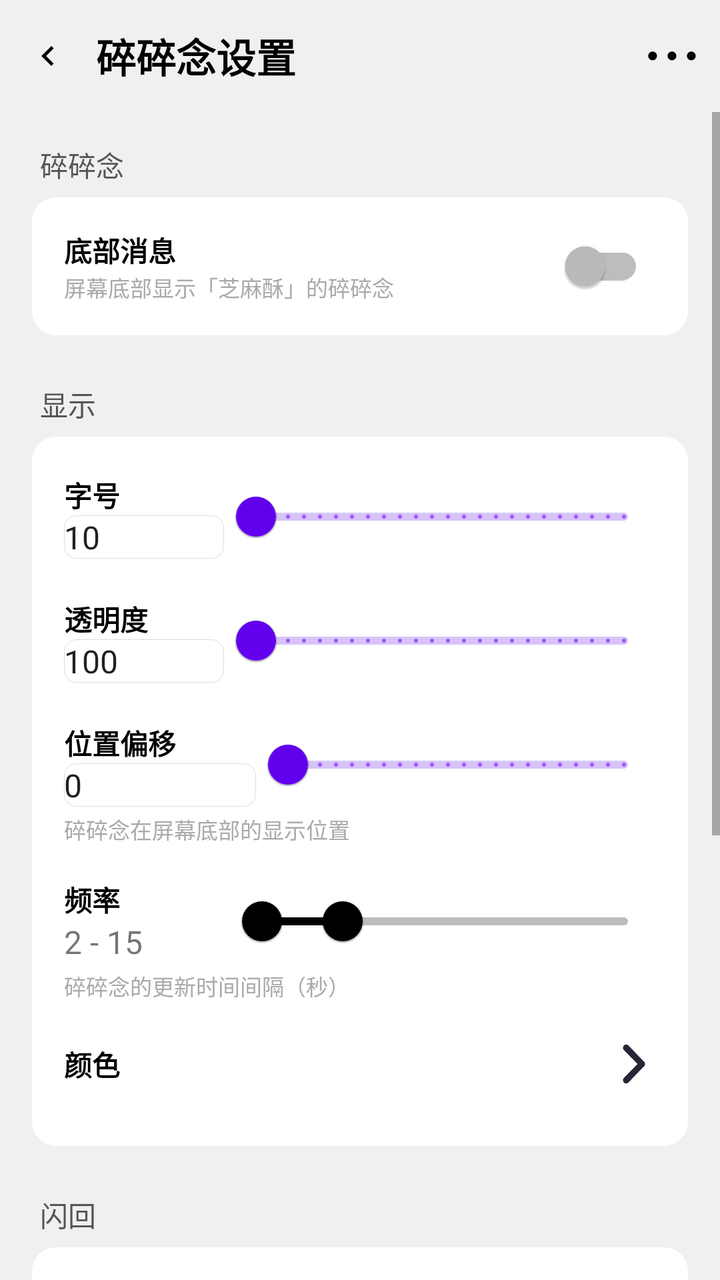
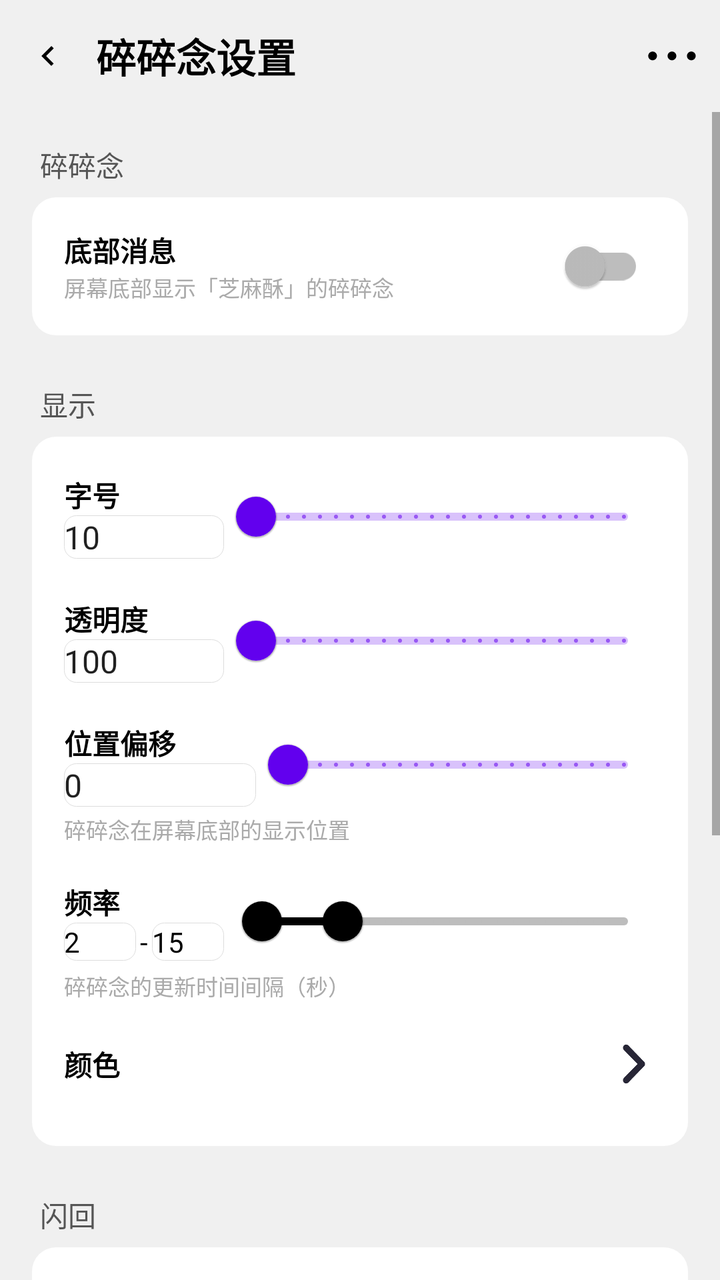

Compare the two renders of this Android layout. The source of the first and the diff that turns it into the second are given below.
<!-- AndroidManifest.xml: activity theme Theme.CakePet.FullscreenTitle -->
<!-- res/layout/activity_thinking_settings.xml -->
<?xml version="1.0" encoding="utf-8"?>
<LinearLayout xmlns:android="http://schemas.android.com/apk/res/android"
    xmlns:app="http://schemas.android.com/apk/res-auto"
    android:layout_width="match_parent"
    android:layout_height="match_parent"
    android:orientation="vertical"
    android:background="@color/cp_bg"
    android:focusableInTouchMode="true"
    android:descendantFocusability="afterDescendants">

    
    <View android:id="@+id/status_bar_spacer"
        android:layout_width="match_parent"
        android:layout_height="0dp"
        android:background="@color/cp_status_bar" />

    
    <LinearLayout android:id="@+id/title_bar"
        android:layout_width="match_parent"
        android:layout_height="?attr/actionBarSize"
        android:minHeight="?attr/actionBarSize"
        android:orientation="horizontal"
        android:gravity="center_vertical"
        android:background="@color/cp_bg">

        <ImageView android:id="@+id/iv_back"
            android:layout_width="48dp"
            android:layout_height="48dp"
            android:scaleType="fitCenter"
            app:srcCompat="@drawable/ic_back"
            app:tint="@color/cp_title"
            android:padding="14dp"
            android:layout_gravity="center_vertical"
            android:contentDescription="返回"/>

        <TextView android:layout_width="wrap_content"
            android:layout_height="wrap_content"
            android:text="碎碎念设置"
            android:textSize="20dp"
            android:textStyle="bold"
            android:textColor="@color/cp_title"/>
        <View android:layout_width="0dp" android:layout_height="0dp" android:layout_weight="1"/>
        <ImageView android:id="@+id/btn_more"
            android:layout_width="48dp" android:layout_height="48dp"
            android:scaleType="fitCenter"
            app:srcCompat="@drawable/ic_more"
            app:tint="@color/cp_title"
            android:padding="12dp"
            android:layout_gravity="center_vertical"
            android:contentDescription="更多"
            android:background="?attr/selectableItemBackgroundBorderless"
            android:clickable="true" android:focusable="true"/>
    </LinearLayout>

    <ScrollView
        android:layout_width="match_parent"
        android:layout_height="match_parent"
        android:clipToPadding="false">
        <LinearLayout
            android:layout_width="match_parent"
            android:layout_height="wrap_content"
            android:orientation="vertical"
            android:padding="16dp">

            
            <TextView android:layout_width="wrap_content" android:layout_height="wrap_content"
                android:text="碎碎念" android:textSize="14dp" android:textColor="@color/cp_sub"
                android:layout_marginStart="4dp" android:layout_marginBottom="6dp"/>
            <LinearLayout android:layout_width="match_parent" android:layout_height="wrap_content"
                android:orientation="vertical" android:background="@drawable/card_bg"
                android:padding="16dp">
                <LinearLayout style="@style/SettingsSwitchRow" android:layout_marginBottom="0dp">
                    <LinearLayout style="@style/SettingsSwitchTexts">
                        <TextView android:layout_width="match_parent" android:layout_height="wrap_content"
                            android:text="底部消息" style="@style/SettingsOptionTitle"/>
                        <TextView android:layout_width="match_parent" android:layout_height="wrap_content"
                            android:text="屏幕底部显示「芝麻酥」的碎碎念" style="@style/SettingsOptionNote"/>
                    </LinearLayout>
                    <androidx.appcompat.widget.SwitchCompat android:id="@+id/sw_thinking_enabled"
                        android:layout_width="wrap_content" android:layout_height="wrap_content"
                        android:minWidth="0dp" android:minHeight="0dp"
                        android:paddingStart="6dp" android:paddingEnd="6dp"/>
                </LinearLayout>
            </LinearLayout>

            
            <TextView android:layout_width="wrap_content" android:layout_height="wrap_content"
                android:text="显示" android:textSize="14dp" android:textColor="@color/cp_sub"
                android:layout_marginStart="4dp" android:layout_marginTop="24dp" android:layout_marginBottom="6dp"/>
            <LinearLayout android:id="@+id/card_display"
                android:layout_width="match_parent" android:layout_height="wrap_content"
                android:orientation="vertical" android:background="@drawable/card_bg"
                android:padding="16dp">

                
                <LinearLayout android:layout_width="match_parent" android:layout_height="wrap_content"
                    android:orientation="vertical" android:layout_marginBottom="14dp">
                    <LinearLayout android:layout_width="match_parent" android:layout_height="wrap_content"
                        android:orientation="horizontal" android:gravity="center_vertical">
                        <LinearLayout android:layout_width="80dp" android:layout_height="wrap_content"
                            android:orientation="vertical">
                            <TextView android:layout_width="match_parent" android:layout_height="wrap_content"
                                android:text="字号" style="@style/SettingsOptionTitle"/>
                            <EditText android:id="@+id/text_size_value" android:layout_width="match_parent"
                                android:layout_height="wrap_content" android:text="10" android:textSize="16dp"
                                android:background="@drawable/edit_bg" android:inputType="number"
                                android:imeOptions="actionDone" android:importantForAutofill="no" android:singleLine="true"/>
                        </LinearLayout>
                        <com.google.android.material.slider.Slider
                            android:id="@+id/text_size_bar" android:layout_width="0dp"
                            android:layout_height="wrap_content" android:layout_weight="1"
                            android:valueFrom="0.0" android:valueTo="100.0" android:stepSize="1.0"/>
                    </LinearLayout>
                </LinearLayout>

                
                <LinearLayout android:layout_width="match_parent" android:layout_height="wrap_content"
                    android:orientation="vertical" android:layout_marginBottom="14dp">
                    <LinearLayout android:layout_width="match_parent" android:layout_height="wrap_content"
                        android:orientation="horizontal" android:gravity="center_vertical">
                        <LinearLayout android:layout_width="80dp" android:layout_height="wrap_content"
                            android:orientation="vertical">
                            <TextView android:layout_width="match_parent" android:layout_height="wrap_content"
                                android:text="透明度" style="@style/SettingsOptionTitle"/>
                            <EditText android:id="@+id/text_alpha_value" android:layout_width="match_parent"
                                android:layout_height="wrap_content" android:text="100" android:textSize="16dp"
                                android:background="@drawable/edit_bg" android:inputType="number"
                                android:imeOptions="actionDone" android:importantForAutofill="no" android:singleLine="true"/>
                        </LinearLayout>
                        <com.google.android.material.slider.Slider
                            android:id="@+id/text_alpha_bar" android:layout_width="0dp"
                            android:layout_height="wrap_content" android:layout_weight="1"
                            android:valueFrom="0.0" android:valueTo="100.0" android:stepSize="1.0"/>
                    </LinearLayout>
                </LinearLayout>

                
                <LinearLayout android:layout_width="match_parent" android:layout_height="wrap_content"
                    android:orientation="vertical" android:layout_marginBottom="14dp">
                    <LinearLayout android:layout_width="match_parent" android:layout_height="wrap_content"
                        android:orientation="horizontal" android:gravity="center_vertical">
                        <LinearLayout android:layout_width="96dp" android:layout_height="wrap_content"
                            android:orientation="vertical">
                            <TextView android:layout_width="match_parent" android:layout_height="wrap_content"
                                android:text="位置偏移" style="@style/SettingsOptionTitle"/>
                            <EditText android:id="@+id/offset_value" android:layout_width="match_parent"
                                android:layout_height="wrap_content" android:text="0" android:textSize="16dp"
                                android:background="@drawable/edit_bg" android:inputType="number"
                                android:imeOptions="actionDone" android:importantForAutofill="no" android:singleLine="true"/>
                        </LinearLayout>
                        <com.google.android.material.slider.Slider
                            android:id="@+id/offset_bar" android:layout_width="0dp"
                            android:layout_height="wrap_content" android:layout_weight="1"
                            android:valueFrom="0.0" android:valueTo="100.0" android:stepSize="1.0"/>
                    </LinearLayout>
                    <TextView android:layout_width="match_parent" android:layout_height="wrap_content"
                        style="@style/SettingsOptionNote"
                        android:text="碎碎念在屏幕底部的显示位置"/>
                </LinearLayout>

                
                <LinearLayout android:layout_width="match_parent" android:layout_height="wrap_content"
                    android:orientation="vertical" android:layout_marginBottom="14dp">
                    <LinearLayout android:layout_width="match_parent" android:layout_height="wrap_content"
                        android:orientation="horizontal" android:gravity="center_vertical">
                        <LinearLayout android:layout_width="80dp" android:layout_height="wrap_content"
                            android:orientation="vertical">
                            <TextView android:layout_width="match_parent" android:layout_height="wrap_content"
                                android:text="频率" style="@style/SettingsOptionTitle"/>
                            <TextView android:id="@+id/empty_range_value" android:layout_width="match_parent"
                                android:layout_height="wrap_content" android:text="2 - 15" android:textSize="16dp"/>
                        </LinearLayout>
                        <com.google.android.material.slider.RangeSlider
                            android:id="@+id/empty_range"
                            android:layout_width="0dp"
                            android:layout_height="wrap_content"
                            android:layout_weight="1"
                            android:layout_marginTop="0dp"
                            android:stepSize="1.0"
                            android:valueFrom="1.0"
                            android:valueTo="60.0"
                            app:thumbColor="@color/black"
                            app:haloColor="@color/slider_halo"
                            app:trackColorActive="@color/black"
                            app:trackColorInactive="@color/slider_track_inactive"
                            app:tickColorActive="@color/black"
                            app:tickColorInactive="@color/slider_track_inactive"
                            app:values="@array/empty_range_initial"/>
                    </LinearLayout>
                    <TextView android:layout_width="match_parent" android:layout_height="wrap_content"
                        style="@style/SettingsOptionNote"
                        android:text="碎碎念的更新时间间隔（秒）"/>
                </LinearLayout>

                
                <LinearLayout android:id="@+id/row_color"
                    style="@style/SettingsSwitchRow"
                    android:layout_marginTop="4dp">
                    <LinearLayout style="@style/SettingsSwitchTexts">
                        <TextView android:layout_width="match_parent" android:layout_height="wrap_content"
                            android:text="颜色" style="@style/SettingsOptionTitle"/>
                    </LinearLayout>
                    <View android:id="@+id/color_dot"
                        android:layout_width="26dp" android:layout_height="26dp"
                        android:layout_marginEnd="10dp"/>
                    <ImageView android:layout_width="22dp" android:layout_height="22dp"
                        android:src="@drawable/ic_chevron_right"
                        android:layout_marginStart="12dp"/>
                </LinearLayout>
            </LinearLayout>

            
            <TextView android:layout_width="wrap_content" android:layout_height="wrap_content"
                android:text="闪回" android:textSize="14dp" android:textColor="@color/cp_sub"
                android:layout_marginStart="4dp" android:layout_marginTop="24dp" android:layout_marginBottom="6dp"/>
            <LinearLayout android:id="@+id/card_flash"
                android:layout_width="match_parent" android:layout_height="wrap_content"
                android:orientation="vertical" android:background="@drawable/card_bg"
                android:padding="16dp">

                
                <LinearLayout style="@style/SettingsSwitchRow">
                    <LinearLayout style="@style/SettingsSwitchTexts">
                        <TextView android:layout_width="match_parent" android:layout_height="wrap_content"
                            android:text="文字闪现" style="@style/SettingsOptionTitle"/>
                        <TextView android:layout_width="match_parent" android:layout_height="wrap_content"
                            android:text="碎碎念显示前的文字特效" style="@style/SettingsOptionNote"/>
                    </LinearLayout>
                    <androidx.appcompat.widget.SwitchCompat android:id="@+id/sw_flash_in"
                        android:layout_width="wrap_content" android:layout_height="wrap_content"
                        android:minWidth="0dp" android:minHeight="0dp"
                        android:paddingStart="6dp" android:paddingEnd="6dp"/>
                </LinearLayout>

                
                <LinearLayout style="@style/SettingsSwitchRow">
                    <LinearLayout style="@style/SettingsSwitchTexts">
                        <TextView android:layout_width="match_parent" android:layout_height="wrap_content"
                            android:text="文字闪回" style="@style/SettingsOptionTitle"/>
                        <TextView android:layout_width="match_parent" android:layout_height="wrap_content"
                            android:text="碎碎念消失时的文字特效" style="@style/SettingsOptionNote"/>
                    </LinearLayout>
                    <androidx.appcompat.widget.SwitchCompat android:id="@+id/sw_flash_out"
                        android:layout_width="wrap_content" android:layout_height="wrap_content"
                        android:minWidth="0dp" android:minHeight="0dp"
                        android:paddingStart="6dp" android:paddingEnd="6dp"/>
                </LinearLayout>

            </LinearLayout>

            
            <TextView android:layout_width="wrap_content" android:layout_height="wrap_content"
                android:text="背景" android:textSize="14dp" android:textColor="@color/cp_sub"
                android:layout_marginStart="4dp" android:layout_marginTop="24dp" android:layout_marginBottom="6dp"/>
            <LinearLayout android:id="@+id/card_bg"
                android:layout_width="match_parent" android:layout_height="wrap_content"
                android:orientation="vertical" android:background="@drawable/card_bg"
                android:padding="16dp">
                
                <LinearLayout style="@style/SettingsSwitchRow">
                    <LinearLayout style="@style/SettingsSwitchTexts">
                        <TextView android:layout_width="match_parent" android:layout_height="wrap_content"
                            android:text="气泡背景" style="@style/SettingsOptionTitle"/>
                        <TextView android:layout_width="match_parent" android:layout_height="wrap_content"
                            android:text="碎碎念是否显示气泡背景" style="@style/SettingsOptionNote"/>
                    </LinearLayout>
                    <androidx.appcompat.widget.SwitchCompat android:id="@+id/sw_thinking_bg_enabled"
                        android:layout_width="wrap_content" android:layout_height="wrap_content"/>
                </LinearLayout>
                
                <LinearLayout style="@style/SettingsSliderRow">
                    <LinearLayout style="@style/SettingsSwitchTexts">
                        <TextView android:layout_width="match_parent" android:layout_height="wrap_content"
                            android:text="背景透明度" style="@style/SettingsOptionTitle"/>
                    </LinearLayout>
                    <EditText android:id="@+id/edit_thinking_bg_alpha" style="@style/SettingsValueInput"
                        android:inputType="number" android:maxLength="3"/>
                    <com.google.android.material.slider.Slider android:id="@+id/seek_thinking_bg_alpha"
                        style="@style/SettingsSlider"/>
                </LinearLayout>
                
                <LinearLayout android:id="@+id/row_bg_color" style="@style/SettingsSwitchRow">
                    <LinearLayout style="@style/SettingsSwitchTexts">
                        <TextView android:layout_width="match_parent" android:layout_height="wrap_content"
                            android:text="背景颜色" style="@style/SettingsOptionTitle"/>
                    </LinearLayout>
                    <View android:id="@+id/bg_color_dot"
                        android:layout_width="26dp" android:layout_height="26dp"
                        android:layout_marginEnd="10dp"/>
                    <ImageView android:layout_width="22dp" android:layout_height="22dp"
                        android:src="@drawable/ic_chevron_right"
                        android:layout_marginStart="12dp"/>
                </LinearLayout>
            </LinearLayout>
        </LinearLayout>
    </ScrollView>
</LinearLayout>
<!-- resources referenced by this layout -->
<resources>
  <array name="empty_range_initial">
          <item>2.0</item>
          <item>15.0</item>
      </array>
  <color name="black">#FF000000</color>
  <color name="cp_bg">#F0F0F0</color>
  <color name="cp_status_bar">#F0F0F0</color>
  <color name="cp_sub">#555555</color>
  <color name="cp_title">#000000</color>
  <color name="slider_halo">#33000000</color>
  <color name="slider_track_inactive">#FFBDBDBD</color>
  <!-- drawable card_bg (drawable) -->
  <?xml version="1.0" encoding="utf-8"?>
  <shape xmlns:android="http://schemas.android.com/apk/res/android">
      <solid android:color="@color/cp_card_bg" />
      <corners android:radius="12dp" />
  </shape>
  <!-- drawable edit_bg (drawable) -->
  <?xml version="1.0" encoding="utf-8"?>
  <shape xmlns:android="http://schemas.android.com/apk/res/android"
      android:shape="rectangle">
      <solid android:color="@color/cp_card_bg"/>
      <stroke android:width="1px" android:color="@color/cp_subtle"/>
      <corners android:radius="6dp"/>
  </shape>
  <style name="SettingsOptionNote">
          <item name="android:textSize">11dp</item>
          <item name="android:textColor">@color/cp_note</item>
          <item name="android:layout_marginTop">0dp</item>
      </style>
  <style name="SettingsOptionTitle">
          <item name="android:layout_width">wrap_content</item>
          <item name="android:layout_height">wrap_content</item>
          <item name="android:textSize">14dp</item>
          <item name="android:textStyle">bold</item>
          <item name="android:textColor">@color/cp_title</item>
      </style>
  <style name="SettingsSlider">
          <item name="android:layout_width">0dp</item>
          <item name="android:layout_height">wrap_content</item>
          <item name="android:layout_weight">1</item>
          <item name="android:layout_marginStart">8dp</item>
      </style>
  <style name="SettingsSliderRow">
          <item name="android:layout_width">match_parent</item>
          <item name="android:layout_height">wrap_content</item>
          <item name="android:orientation">horizontal</item>
          <item name="android:gravity">center_vertical</item>
          <item name="android:layout_marginBottom">12dp</item>
      </style>
  <style name="SettingsSwitchRow">
          <item name="android:layout_width">match_parent</item>
          <item name="android:layout_height">wrap_content</item>
          <item name="android:orientation">horizontal</item>
          <item name="android:gravity">center_vertical</item>
          <item name="android:layout_marginBottom">12dp</item>
      </style>
  <style name="SettingsSwitchTexts">
          <item name="android:layout_width">0dp</item>
          <item name="android:layout_height">wrap_content</item>
          <item name="android:layout_weight">1</item>
          <item name="android:orientation">vertical</item>
      </style>
  <style name="SettingsValueInput">
          <item name="android:layout_width">50dp</item>
          <item name="android:layout_height">30dp</item>
          <item name="android:inputType">number</item>
          <item name="android:textSize">13sp</item>
          <item name="android:gravity">center</item>
          <item name="android:background">@drawable/edit_bg</item>
          <item name="android:layout_marginStart">8dp</item>
      </style>
  <color name="cp_card_bg">#FFFFFF</color>
  <color name="cp_subtle">#DDDDDD</color>
  <color name="cp_note">#AAAAAA</color>
  <color name="purple_500">#FF6200EE</color>
  <color name="purple_700">#FF3700B3</color>
  <color name="white">#FFFFFFFF</color>
  <color name="switch_off_thumb">#FFBDBDBD</color>
  <style name="Widget.CakePet.Switch" parent="Widget.AppCompat.CompoundButton.Switch">
          <item name="thumbTint">@color/switch_black_selector</item>
          <item name="trackTint">@color/switch_black_selector</item>
      </style>
  <!-- unchanged entries left out for length: 4 -->
</resources>

<!-- the commit's change to res/layout/activity_thinking_settings.xml (unified diff, before → after) -->
@@ -167,8 +167,22 @@
                             android:orientation="vertical">
                             <TextView android:layout_width="match_parent" android:layout_height="wrap_content"
                                 android:text="频率" style="@style/SettingsOptionTitle"/>
-                            <TextView android:id="@+id/empty_range_value" android:layout_width="match_parent"
-                                android:layout_height="wrap_content" android:text="2 - 15" android:textSize="16dp"/>
+                            <LinearLayout android:layout_width="match_parent" android:layout_height="wrap_content"
+                                android:orientation="horizontal" android:gravity="center">
+                                <EditText android:id="@+id/empty_min_value" android:layout_width="0dp"
+                                    android:layout_height="wrap_content" android:layout_weight="1" android:text="2"
+                                    android:textSize="14dp" android:background="@drawable/edit_bg" android:inputType="number"
+                                    android:imeOptions="actionDone" android:importantForAutofill="no" android:singleLine="true"
+                                    android:textColor="@color/cp_title"/>
+                                <TextView android:layout_width="wrap_content" android:layout_height="wrap_content"
+                                    android:text="-" android:textSize="14dp" android:layout_marginStart="2dp"
+                                    android:layout_marginEnd="2dp" android:textColor="@color/cp_title"/>
+                                <EditText android:id="@+id/empty_max_value" android:layout_width="0dp"
+                                    android:layout_height="wrap_content" android:layout_weight="1" android:text="15"
+                                    android:textSize="14dp" android:background="@drawable/edit_bg" android:inputType="number"
+                                    android:imeOptions="actionDone" android:importantForAutofill="no" android:singleLine="true"
+                                    android:textColor="@color/cp_title"/>
+                            </LinearLayout>
                         </LinearLayout>
                         <com.google.android.material.slider.RangeSlider
                             android:id="@+id/empty_range"
@@ -269,14 +283,19 @@
                 </LinearLayout>
                 
                 <LinearLayout style="@style/SettingsSliderRow">
-                    <LinearLayout style="@style/SettingsSwitchTexts">
+                    <LinearLayout android:layout_width="80dp" android:layout_height="wrap_content"
+                        android:orientation="vertical">
                         <TextView android:layout_width="match_parent" android:layout_height="wrap_content"
                             android:text="背景透明度" style="@style/SettingsOptionTitle"/>
-                    </LinearLayout>
-                    <EditText android:id="@+id/edit_thinking_bg_alpha" style="@style/SettingsValueInput"
-                        android:inputType="number" android:maxLength="3"/>
+                        <EditText android:id="@+id/edit_thinking_bg_alpha" android:layout_width="match_parent"
+                            android:layout_height="wrap_content" android:text="20" android:textSize="16dp"
+                            android:background="@drawable/edit_bg" android:inputType="number"
+                            android:imeOptions="actionDone" android:importantForAutofill="no" android:singleLine="true"/>
+                    </LinearLayout>
                     <com.google.android.material.slider.Slider android:id="@+id/seek_thinking_bg_alpha"
-                        style="@style/SettingsSlider"/>
+                        android:layout_width="0dp" android:layout_height="wrap_content" android:layout_weight="1"
+                        android:layout_marginStart="8dp" android:valueFrom="0.0" android:valueTo="100.0"
+                        android:stepSize="1.0"/>
                 </LinearLayout>
                 
                 <LinearLayout android:id="@+id/row_bg_color" style="@style/SettingsSwitchRow">
<!-- resource entries referenced after the edit -->
@@ -37,12 +37,6 @@
           <item name="android:textStyle">bold</item>
           <item name="android:textColor">@color/cp_title</item>
       </style>
-  <style name="SettingsSlider">
-          <item name="android:layout_width">0dp</item>
-          <item name="android:layout_height">wrap_content</item>
-          <item name="android:layout_weight">1</item>
-          <item name="android:layout_marginStart">8dp</item>
-      </style>
   <style name="SettingsSliderRow">
           <item name="android:layout_width">match_parent</item>
           <item name="android:layout_height">wrap_content</item>
@@ -63,15 +57,6 @@
           <item name="android:layout_weight">1</item>
           <item name="android:orientation">vertical</item>
       </style>
-  <style name="SettingsValueInput">
-          <item name="android:layout_width">50dp</item>
-          <item name="android:layout_height">30dp</item>
-          <item name="android:inputType">number</item>
-          <item name="android:textSize">13sp</item>
-          <item name="android:gravity">center</item>
-          <item name="android:background">@drawable/edit_bg</item>
-          <item name="android:layout_marginStart">8dp</item>
-      </style>
   <color name="cp_card_bg">#FFFFFF</color>
   <color name="cp_subtle">#DDDDDD</color>
   <color name="cp_note">#AAAAAA</color>
